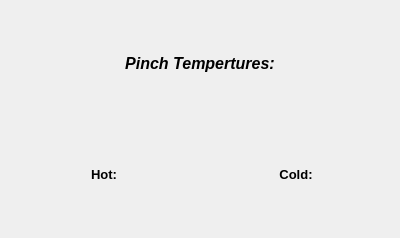
Qt form interface/done.ui (CarlosTadeuVassoler/MPinch) before a commit.
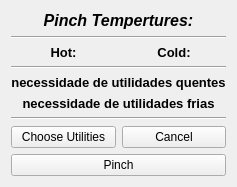
The same form after that commit.

```diff
--- a/interface/done.ui
+++ b/interface/done.ui
@@ -2,14 +2,6 @@
 <ui version="4.0">
  <class>Form</class>
  <widget class="QWidget" name="Form">
-  <property name="geometry">
-   <rect>
-    <x>0</x>
-    <y>0</y>
-    <width>400</width>
-    <height>238</height>
-   </rect>
-  </property>
   <property name="windowTitle">
    <string>Form</string>
   </property>
@@ -35,6 +27,13 @@
        </property>
       </widget>
      </item>
+     <item>
+      <widget class="Line" name="line">
+       <property name="orientation">
+        <enum>Qt::Horizontal</enum>
+       </property>
+      </widget>
+     </item>
      <item>
       <layout class="QHBoxLayout" name="horizontalLayout_2">
        <item>
@@ -75,6 +74,56 @@
        </item>
       </layout>
      </item>
+     <item>
+      <widget class="Line" name="line_2">
+       <property name="orientation">
+        <enum>Qt::Horizontal</enum>
+       </property>
+      </widget>
+     </item>
+     <item>
+      <widget class="QLabel" name="precisa_quente">
+       <property name="font">
+        <font>
+         <family>Arial</family>
+         <pointsize>10</pointsize>
+         <weight>75</weight>
+         <bold>true</bold>
+        </font>
+       </property>
+       <property name="text">
+        <string>necessidade de utilidades quentes</string>
+       </property>
+       <property name="alignment">
+        <set>Qt::AlignCenter</set>
+       </property>
+      </widget>
+     </item>
+     <item>
+      <widget class="QLabel" name="precisa_fria">
+       <property name="font">
+        <font>
+         <family>Arial</family>
+         <pointsize>10</pointsize>
+         <weight>75</weight>
+         <bold>true</bold>
+        </font>
+       </property>
+       <property name="text">
+        <string>necessidade de utilidades frias</string>
+       </property>
+       <property name="alignment">
+        <set>Qt::AlignCenter</set>
+       </property>
+      </widget>
+     </item>
+     <item>
+      <widget class="Line" name="line_3">
+       <property name="orientation">
+        <enum>Qt::Horizontal</enum>
+       </property>
+      </widget>
+     </item>
      <item>
       <layout class="QHBoxLayout" name="horizontalLayout_3">
        <item>
@@ -85,6 +134,31 @@
        </item>
       </layout>
      </item>
+     <item>
+      <layout class="QHBoxLayout" name="horizontalLayout_4">
+       <item>
+        <widget class="QPushButton" name="escolher_utilidades">
+         <property name="text">
+          <string>Choose Utilities</string>
+         </property>
+        </widget>
+       </item>
+       <item>
+        <widget class="QPushButton" name="cancelar">
+         <property name="text">
+          <string>Cancel</string>
+         </property>
+        </widget>
+       </item>
+      </layout>
+     </item>
+     <item>
+      <widget class="QPushButton" name="pinch_sem_utilidades">
+       <property name="text">
+        <string>Pinch</string>
+       </property>
+      </widget>
+     </item>
     </layout>
    </item>
   </layout>
```
